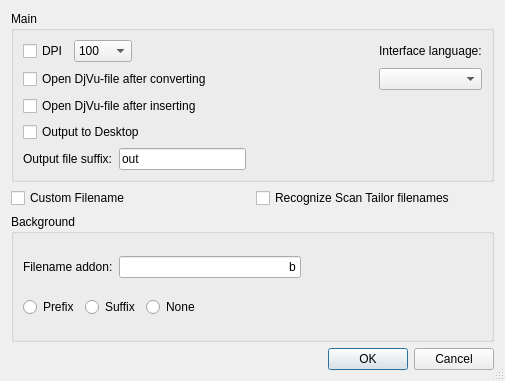
Old version of the form optionsdialog.ui in the repository trufanov-nok/djvu-imager-qt.
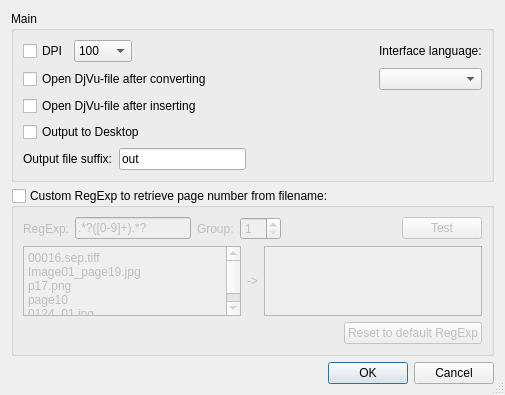
New version of the form. Icons and pictures are not drawn.

Commit message: Replace custom filename option with RegExp option

```diff
--- a/optionsdialog.ui
+++ b/optionsdialog.ui
@@ -164,45 +164,44 @@
     </widget>
    </item>
    <item>
-    <layout class="QHBoxLayout" name="horizontalLayout">
-     <item>
-      <widget class="QCheckBox" name="cbCustomFilename">
-       <property name="text">
-        <string>Custom Filename</string>
-       </property>
-      </widget>
-     </item>
-     <item>
-      <widget class="QCheckBox" name="cbRecognizeSTFilename">
-       <property name="text">
-        <string>Recognize Scan Tailor filenames</string>
-       </property>
-      </widget>
-     </item>
-    </layout>
-   </item>
-   <item>
-    <widget class="QGroupBox" name="gbBackground">
+    <widget class="QGroupBox" name="gbRegExp">
      <property name="title">
-      <string>Background</string>
+      <string>Custom RegExp to retrieve page number from filename:</string>
+     </property>
+     <property name="checkable">
+      <bool>true</bool>
+     </property>
+     <property name="checked">
+      <bool>false</bool>
      </property>
      <layout class="QVBoxLayout" name="verticalLayout_2">
       <item>
        <layout class="QHBoxLayout" name="horizontalLayout_4">
         <item>
-         <widget class="QLabel" name="label_3">
+         <widget class="QLabel" name="label_5">
           <property name="text">
-           <string>Filename addon:</string>
+           <string>RegExp:</string>
           </property>
          </widget>
         </item>
         <item>
          <widget class="QLineEdit" name="edAddon">
           <property name="text">
-           <string notr="true">b</string>
+           <string notr="true">.*?([0-9]+).*?</string>
           </property>
-          <property name="alignment">
-           <set>Qt::AlignRight|Qt::AlignTrailing|Qt::AlignVCenter</set>
+         </widget>
+        </item>
+        <item>
+         <widget class="QLabel" name="label_4">
+          <property name="text">
+           <string>Group:</string>
+          </property>
+         </widget>
+        </item>
+        <item>
+         <widget class="QSpinBox" name="sbGroup">
+          <property name="minimum">
+           <number>1</number>
           </property>
          </widget>
         </item>
@@ -219,31 +218,49 @@
           </property>
          </spacer>
         </item>
+        <item>
+         <widget class="QPushButton" name="btnTest">
+          <property name="text">
+           <string>Test</string>
+          </property>
+         </widget>
+        </item>
        </layout>
       </item>
       <item>
        <layout class="QHBoxLayout" name="horizontalLayout_6">
         <item>
-         <widget class="QRadioButton" name="rbPrefix">
-          <property name="text">
-           <string>Prefix</string>
+         <widget class="QPlainTextEdit" name="teDemoSrc">
+          <property name="plainText">
+           <string>00016.sep.tiff
+Image01_page19.jpg
+p17.png
+page10
+0124_01.jpg</string>
           </property>
          </widget>
         </item>
         <item>
-         <widget class="QRadioButton" name="rbSuffix">
+         <widget class="QLabel" name="label_3">
           <property name="text">
-           <string>Suffix</string>
+           <string notr="true">-&gt;</string>
           </property>
          </widget>
         </item>
         <item>
-         <widget class="QRadioButton" name="rbNone">
-          <property name="text">
-           <string>None</string>
+         <widget class="QPlainTextEdit" name="teDemo">
+          <property name="styleSheet">
+           <string notr="true">background-color: palette(window)</string>
           </property>
+          <property name="readOnly">
+           <bool>true</bool>
+          </property>
          </widget>
         </item>
+       </layout>
+      </item>
+      <item>
+       <layout class="QHBoxLayout" name="horizontalLayout">
         <item>
          <spacer name="horizontalSpacer_4">
           <property name="orientation">
@@ -257,6 +274,13 @@
           </property>
          </spacer>
         </item>
+        <item>
+         <widget class="QPushButton" name="btnResetRegExp">
+          <property name="text">
+           <string>Reset to default RegExp</string>
+          </property>
+         </widget>
+        </item>
        </layout>
       </item>
      </layout>
```
Left out of the diff: 2 changed lines with no effect on the pictures. The commit also changes 5 other files.
